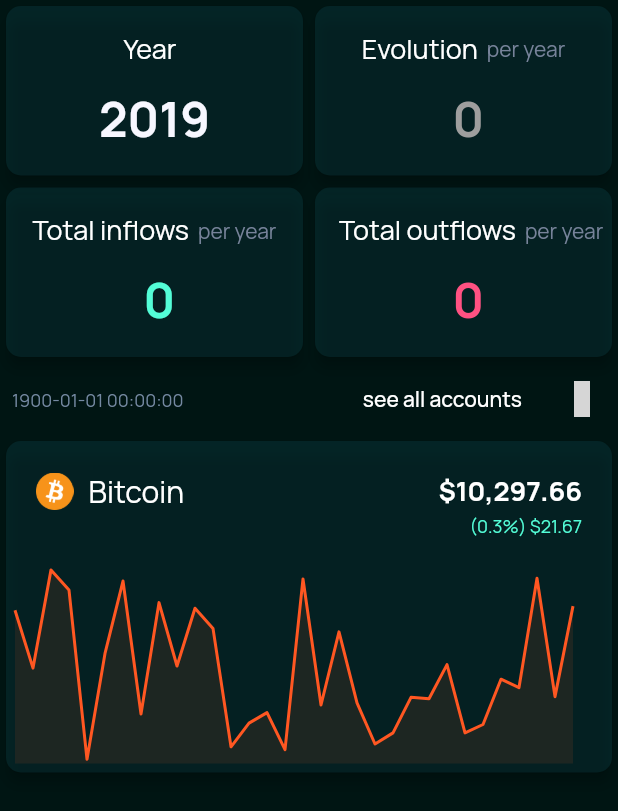
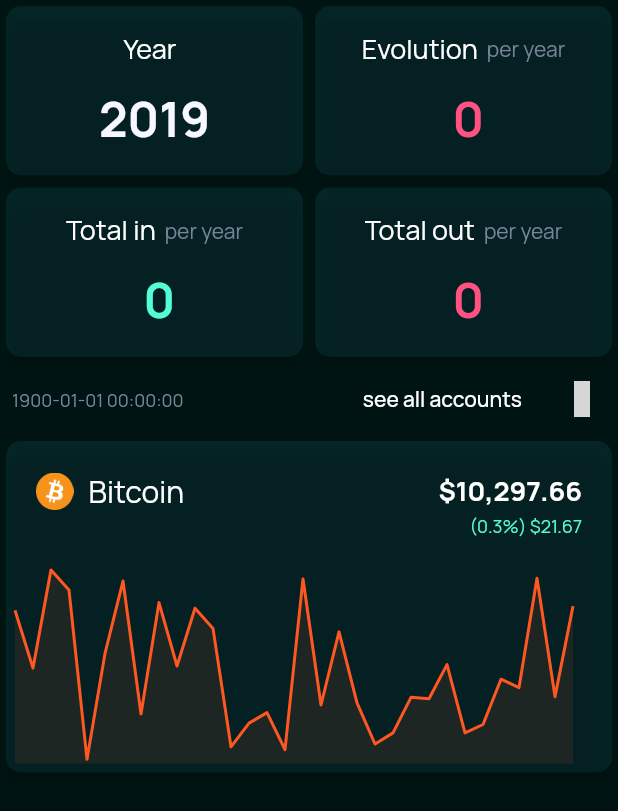
Before and after one commit to pierrickmartino/walletexplorer, a Flutter app: the Overview screen opened directly, on a phone screen of 412 x 824 dp. Shown: the top 811 px of the screen. Run offline on Flutter 3.47's test engine with Material 2 defaults, Android fonts, the phone set to English and light mode, and no system bars; drawn by our look-alikes of fl_chart; our stand-ins replace cached_network_image, charts_flutter, cloud_firestore, date_format, dynamic_theme, firebase_auth and 3 more; missing offline and left inert: snack; accounts and stored records are empty; grey boxes are pictures that could not be loaded.

Commit message:
Overview - Evolution widget in color depending on the result

```diff
--- a/lib/core/models/transaction.dart
+++ b/lib/core/models/transaction.dart
@@ -71,6 +71,7 @@
         valueDate = snapshot['valueDate'] ?? '',
         type = snapshot['type'] ?? '',
         currency = snapshot['currency'] ?? '',
+        //sortAccountingDate = DateTime.now();
         sortAccountingDate = (snapshot['sortAccountingDate']).toDate();
 
   toJson() {
--- a/lib/ui/screens/overview.dart
+++ b/lib/ui/screens/overview.dart
@@ -30,8 +30,13 @@
     final CRUDModel firebaseProvider =
         Provider.of<CRUDModel>(context, listen: false);
 
-    for (var i = thisYear; i > thisYear - nbYearForStatisticsDepth; i--) {
-      statistics = firebaseProvider.fetchStatisticsByYear(i.toInt().toString());
+    for (int i = thisYear; i > thisYear - nbYearForStatisticsDepth; i--) {
+      String key = 'STAT_ALL_YEAR_' + i.toString();
+      firebaseProvider.removeStatistic(key);
+    }
+
+    for (int i = thisYear; i > thisYear - nbYearForStatisticsDepth; i--) {
+      statistics = firebaseProvider.fetchStatisticsByYear(i.toString());
 
       statistics.then((value) => value.forEach((element) {
             double creditCounterYear = 0.00;
@@ -44,14 +49,14 @@
 
             /* on last iteration */
             if (value.last.id == element.id) {
-              print('total Credit ' +
-                  i.toString() +
-                  ': ' +
-                  creditCounterYear.roundToDouble().toString());
-              print('total Debit ' +
-                  i.toString() +
-                  ': ' +
-                  debitCounterYear.roundToDouble().toString());
+              // print('total Credit ' +
+              //     i.toString() +
+              //     ': ' +
+              //     creditCounterYear.roundToDouble().toString());
+              // print('total Debit ' +
+              //     i.toString() +
+              //     ': ' +
+              //     debitCounterYear.roundToDouble().toString());
 
               String key = 'STAT_ALL_YEAR_' + i.toString();
               Statistic statistic = Statistic(
@@ -68,7 +73,6 @@
                   year: i.toString(),
                   lastUpdatedDate: DateTime.now());
 
-              firebaseProvider.removeStatistic(key);
               firebaseProvider.setStatistic(statistic, key);
             }
           }));
@@ -110,10 +114,15 @@
                   ),
                   Expanded(
                     child: OverviewTotalWithTitle(
-                      amount: 0.0,
+                      amount: (currentStatistic.credit ?? 0.0) -
+                          (currentStatistic.debit ?? 0.0),
                       title: 'Evolution',
                       subtitle: 'per year',
-                      amountColor: Colors.grey,
+                      amountColor: ((currentStatistic.credit ?? 0.0) -
+                                  (currentStatistic.debit ?? 0.0) >
+                              0.0)
+                          ? (Theme.of(context).accentColor)
+                          : (Theme.of(context).bottomAppBarColor),
                       /* TODO */
                     ),
                   ),
@@ -126,7 +135,7 @@
                   Expanded(
                     child: OverviewTotalWithTitle(
                       amount: currentStatistic.credit ?? 0.0,
-                      title: 'Total inflows',
+                      title: 'Total in',
                       subtitle: 'per year',
                       amountColor: Theme.of(context).accentColor,
                     ),
@@ -134,7 +143,7 @@
                   Expanded(
                     child: OverviewTotalWithTitle(
                       amount: currentStatistic.debit ?? 0.0,
-                      title: 'Total outflows',
+                      title: 'Total out',
                       subtitle: 'per year',
                       amountColor: Theme.of(context).bottomAppBarColor,
                     ),
```
